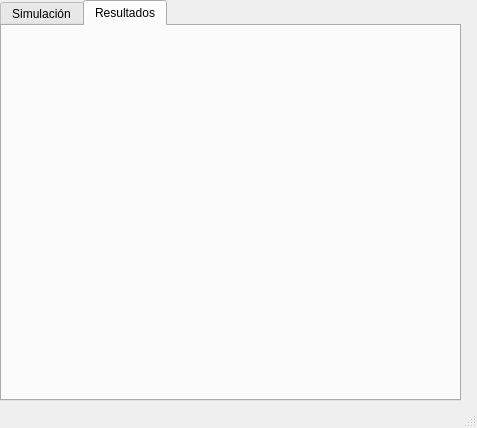
Qt form window.ui (brunohughes/MyS-FabricaDeMesas) before a commit.
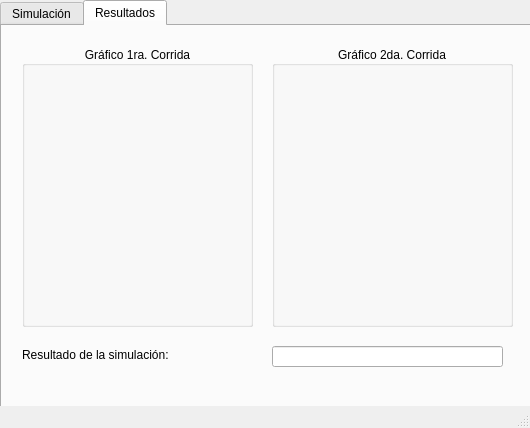
The same form after that commit. The open tabs and pages were chosen to show the change.

Patch:
```diff
--- a/window.ui
+++ b/window.ui
@@ -6,7 +6,7 @@
    <rect>
     <x>0</x>
     <y>0</y>
-    <width>477</width>
+    <width>530</width>
     <height>428</height>
    </rect>
   </property>
@@ -22,8 +22,8 @@
      <rect>
       <x>0</x>
       <y>0</y>
-      <width>461</width>
-      <height>401</height>
+      <width>571</width>
+      <height>421</height>
      </rect>
     </property>
     <property name="currentIndex">
@@ -277,6 +277,96 @@
      <attribute name="title">
       <string>Resultados</string>
      </attribute>
+     <widget class="QGroupBox" name="groupBox_3">
+      <property name="geometry">
+       <rect>
+        <x>20</x>
+        <y>20</y>
+        <width>231</width>
+        <height>281</height>
+       </rect>
+      </property>
+      <property name="title">
+       <string>Gráfico 1ra. Corrida</string>
+      </property>
+      <property name="alignment">
+       <set>Qt::AlignCenter</set>
+      </property>
+      <property name="flat">
+       <bool>false</bool>
+      </property>
+      <widget class="QLabel" name="primerGrafico">
+       <property name="geometry">
+        <rect>
+         <x>0</x>
+         <y>30</y>
+         <width>211</width>
+         <height>261</height>
+        </rect>
+       </property>
+       <property name="text">
+        <string/>
+       </property>
+       <property name="scaledContents">
+        <bool>true</bool>
+       </property>
+      </widget>
+     </widget>
+     <widget class="QGroupBox" name="groupBox_4">
+      <property name="geometry">
+       <rect>
+        <x>270</x>
+        <y>20</y>
+        <width>241</width>
+        <height>281</height>
+       </rect>
+      </property>
+      <property name="title">
+       <string>Gráfico 2da. Corrida</string>
+      </property>
+      <property name="alignment">
+       <set>Qt::AlignCenter</set>
+      </property>
+      <widget class="QLabel" name="segundoGrafico">
+       <property name="geometry">
+        <rect>
+         <x>0</x>
+         <y>30</y>
+         <width>211</width>
+         <height>261</height>
+        </rect>
+       </property>
+       <property name="text">
+        <string/>
+       </property>
+       <property name="scaledContents">
+        <bool>true</bool>
+       </property>
+      </widget>
+     </widget>
+     <widget class="QLabel" name="label_8">
+      <property name="geometry">
+       <rect>
+        <x>20</x>
+        <y>320</y>
+        <width>201</width>
+        <height>17</height>
+       </rect>
+      </property>
+      <property name="text">
+       <string>Resultado de la simulación:</string>
+      </property>
+     </widget>
+     <widget class="QLineEdit" name="lineEdit_resultado">
+      <property name="geometry">
+       <rect>
+        <x>270</x>
+        <y>320</y>
+        <width>231</width>
+        <height>21</height>
+       </rect>
+      </property>
+     </widget>
     </widget>
    </widget>
   </widget>
```
Left out of the diff: 24 changed lines with no effect on the pictures.
